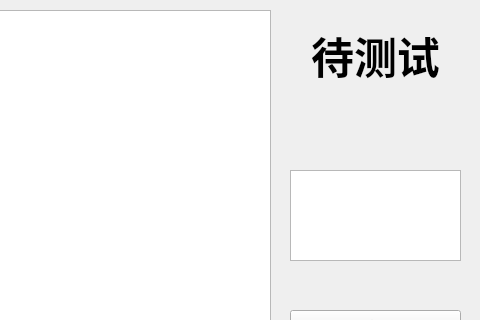
Qt form MainWindow.ui (wlffeng2008/PX-ZBV100) before a commit; both pictures show x 520 to 1000 and y 0 to 320 of the 1000 by 600 pixel window.
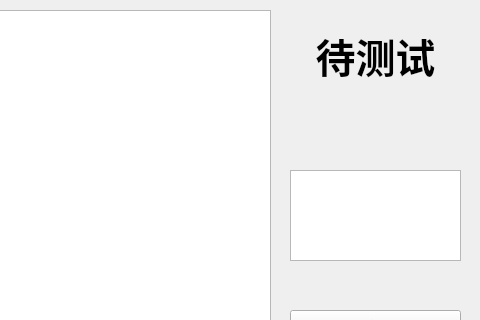
The same form after that commit.

Patch:
```diff
--- a/MainWindow.ui
+++ b/MainWindow.ui
@@ -28,7 +28,7 @@
     </property>
     <property name="font">
      <font>
-      <pointsize>32</pointsize>
+      <pointsize>30</pointsize>
       <bold>true</bold>
      </font>
     </property>
```
Left out of the diff: 2 changed lines with no effect on the pictures.
